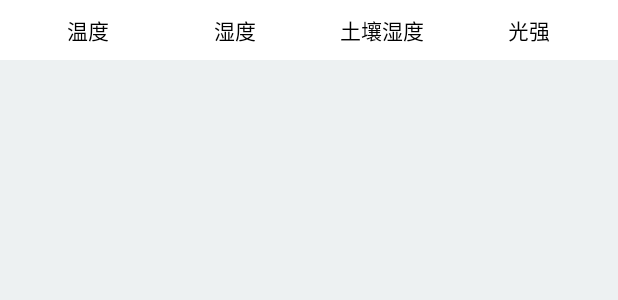
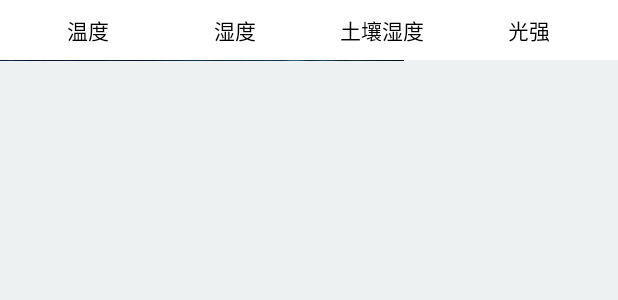
Before and after one commit to JustDoItSW/fos, an Android app: the layout fragment_data.xml on its own in the app's theme, with its tools: preview values and no code run, on a phone screen of 412 x 824 dp. Shown: the top 300 px of the screen. Run offline under Robolectric (Android 15) with nearby library versions, the phone set to English and light mode, and no system bars.

Commit message:
underLine

```diff
--- a/app/src/main/res/layout/fragment_data.xml
+++ b/app/src/main/res/layout/fragment_data.xml
@@ -35,11 +35,25 @@
             style = "@style/menu_data" />
     </LinearLayout>
 
+    <LinearLayout
+        android:id="@+id/underLine_layout"
+        android:layout_below="@+id/menu_data"
+        android:layout_width="match_parent"
+        android:layout_height="wrap_content">
+
+        <ImageView
+            android:id="@+id/underLine_data"
+            android:layout_width="wrap_content"
+            android:layout_height="1dp"
+            android:scaleType="matrix"
+            android:src ="@mipmap/ic_underline"/>
+    </LinearLayout>
+
     <com.fos.util.MyViewPager
         android:id="@+id/vp_data"
         android:layout_width="match_parent"
         android:layout_height="match_parent"
-        android:layout_below="@+id/menu_data"
+        android:layout_below="@+id/underLine_layout"
         >
 
     </com.fos.util.MyViewPager>
```
Also changed, not shown: app/src/main/java/com/fos/activity/MainActivity.java (+5 -2 lines), app/src/main/java/com/fos/fragment/DataFragment.java (+62 -6 lines), app/src/main/res/mipmap-xxxhdpi/ic_data.png, app/src/main/res/mipmap-xxxhdpi/ic_data_w.png, app/src/main/res/mipmap-xxxhdpi/ic_flower.png, app/src/main/res/mipmap-xxxhdpi/ic_flower_w.png, app/src/main/res/mipmap-xxxhdpi/ic_underline.png (added).
